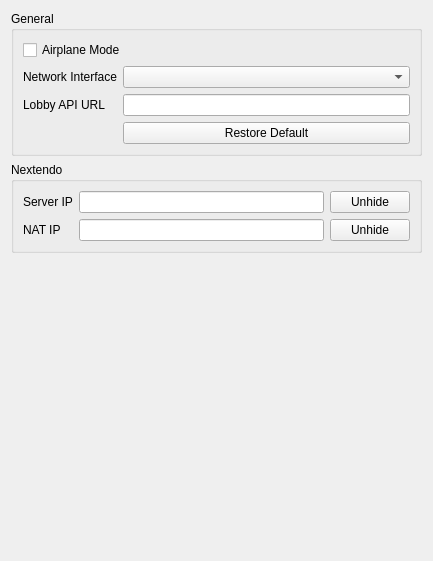
Qt form src/citron/configuration/configure_network.ui (CollectingW/emulator) before a commit.
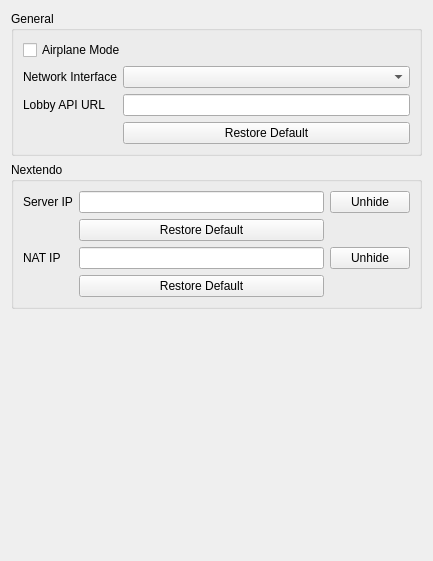
The same form after that commit.

Commit message:
Add Restore Default buttons for the Nextendo server/NAT IP fields
Without a way to reset these, a user who points them at a test/custom
deployment has no path back to official servers except retyping the
default IPs from memory.

The edit to the form file:
```diff
--- a/src/citron/configuration/configure_network.ui
+++ b/src/citron/configuration/configure_network.ui
@@ -95,21 +95,28 @@
           </property>
          </widget>
         </item>
-        <item row="1" column="0">
+        <item row="1" column="1">
+         <widget class="QPushButton" name="restore_default_nextendo_server_ip">
+          <property name="text">
+           <string>Restore Default</string>
+          </property>
+         </widget>
+        </item>
+        <item row="2" column="0">
          <widget class="QLabel" name="label_nextendo_nat_ip">
           <property name="text">
            <string>NAT IP</string>
           </property>
          </widget>
         </item>
-        <item row="1" column="1">
+        <item row="2" column="1">
          <widget class="QLineEdit" name="nextendo_nat_ip">
           <property name="echoMode">
            <enum>QLineEdit::Password</enum>
           </property>
          </widget>
         </item>
-        <item row="1" column="2">
+        <item row="2" column="2">
          <widget class="QPushButton" name="unhide_nextendo_nat_ip">
           <property name="text">
            <string>Unhide</string>
@@ -119,6 +126,13 @@
           </property>
          </widget>
         </item>
+        <item row="3" column="1">
+         <widget class="QPushButton" name="restore_default_nextendo_nat_ip">
+          <property name="text">
+           <string>Restore Default</string>
+          </property>
+         </widget>
+        </item>
        </layout>
       </widget>
      </item>
```
The commit also changes 2 other files.
